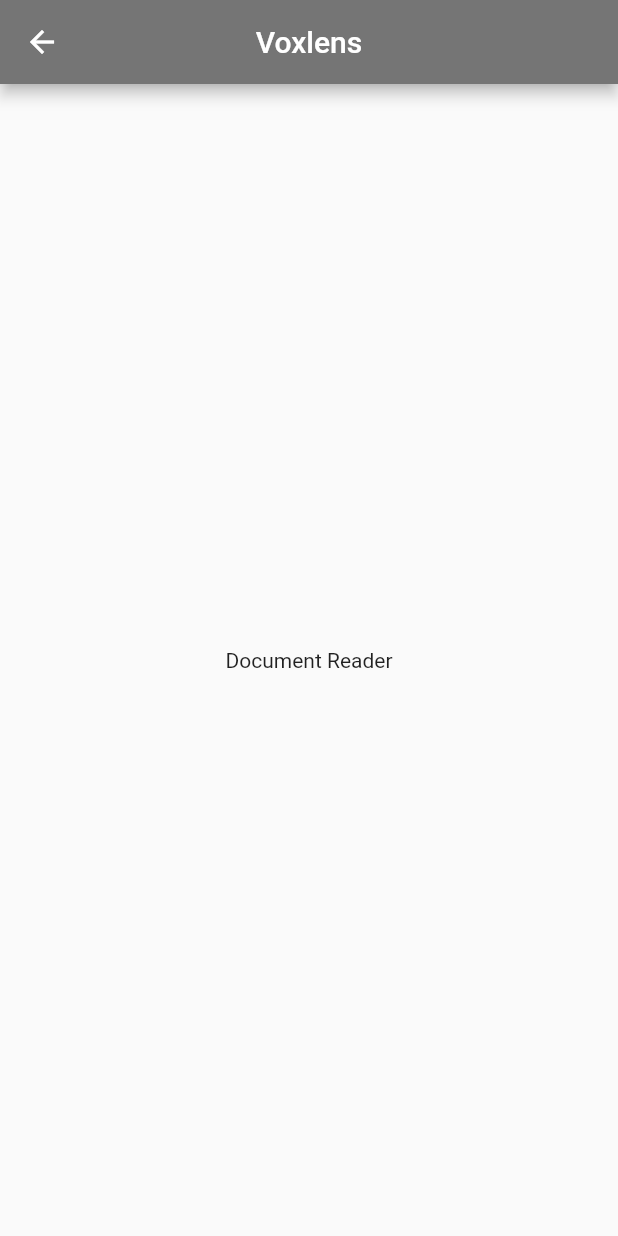
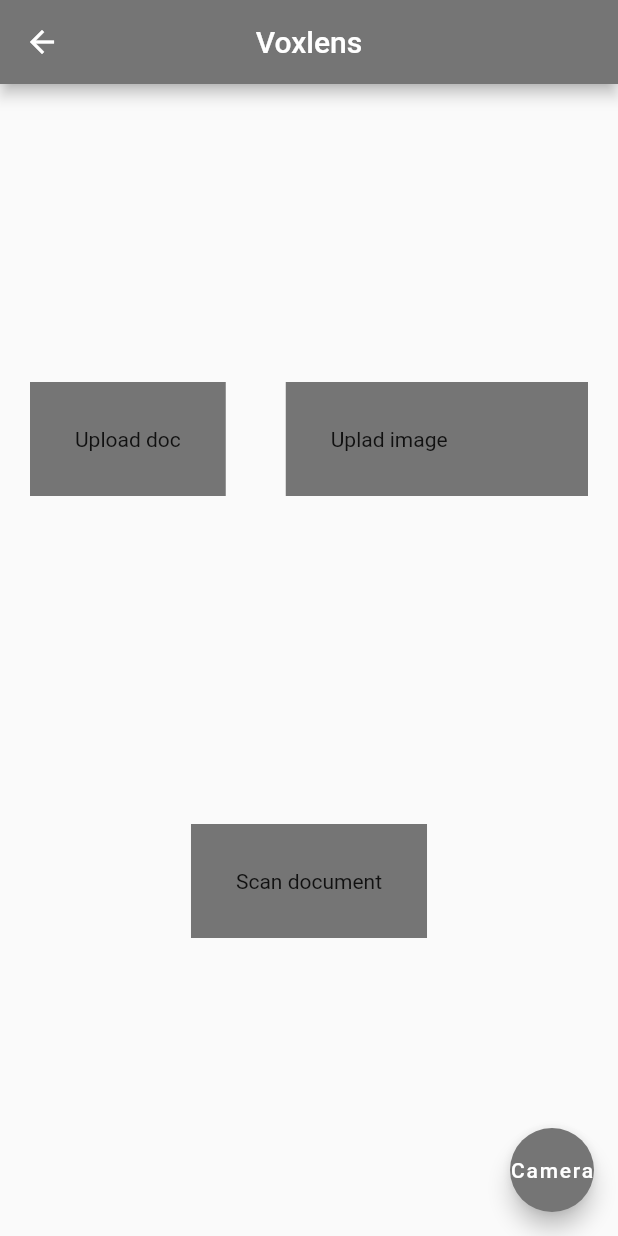
Before and after one commit to aaadddiii/voxlens, a Flutter app: the Doc_Reader screen opened directly, on a phone screen of 412 x 824 dp. Run offline on Flutter 3.47's test engine with Material 2 defaults, Android fonts, the phone set to English and light mode, and no system bars; our stand-ins replace flutter_tts, image_picker; missing offline and left inert: google_ml_kit.

Commit message:
added image to text functionality

```diff
--- a/client/lib/document_reader.dart
+++ b/client/lib/document_reader.dart
@@ -1,8 +1,17 @@
 import 'package:flutter/material.dart';
+import 'package:google_ml_kit/google_ml_kit.dart';
+import 'package:image_picker/image_picker.dart';
 
-class Doc_Reader extends StatelessWidget {
+class Doc_Reader extends StatefulWidget {
   const Doc_Reader({Key? key}) : super(key: key);
 
+  @override
+  State<Doc_Reader> createState() => _Doc_ReaderState();
+}
+
+class _Doc_ReaderState extends State<Doc_Reader> {
+  XFile? imageFile;
+  String scannedText="";
   @override
   Widget build(BuildContext context) {
     return Scaffold(
@@ -11,11 +20,74 @@
         title: Text('Voxlens'),
         centerTitle: true,
       ),
-      body: Center(
-        child: Text(
-          'Document Reader',
-        ),
+      body: Column(
+        mainAxisAlignment: MainAxisAlignment.spaceEvenly,
+        crossAxisAlignment: CrossAxisAlignment.center,
+        children:[
+          Flexible(child: Row(
+            mainAxisAlignment: MainAxisAlignment.center,
+            children: [
+              GestureDetector(
+                onTap: () {
+                  getImage();
+                },
+                child: Expanded(
+                    child: Container(
+                      child: Text('Upload doc'),
+                      padding: EdgeInsets.all(30.0),
+                      margin: EdgeInsets.all(20.0),
+                      color: Colors.grey[600],
+                    )),
+              ),
+              Expanded(child: Container(
+                child: Text('Uplad image'),
+                padding: EdgeInsets.all(30.0),
+                margin: EdgeInsets.all(20.0),
+                color: Colors.grey[600],
+              )),
+            ],
+          ),
+            flex: 2,),
+          Flexible(child: Expanded(child: Container(
+            child: Text('Scan document'),
+            padding: EdgeInsets.all(30.0),
+            margin: EdgeInsets.all(20.0),
+            color: Colors.grey[600],
+          )),
+            flex: 1,)
+        ],),
+      floatingActionButton: FloatingActionButton(
+        child: Text('Camera'),
+        onPressed: () {
+          print('camera');
+        },
+        backgroundColor: Colors.grey[600],
       ),
     );
   }
+
+  void getImage() async{
+    try{
+      final pickedImage = await ImagePicker().pickImage(source: ImageSource.gallery);
+      if(pickedImage != null){
+        imageFile = pickedImage;
+        recognizeText(pickedImage);
+      }
+    } catch(e){
+      print("Error occured");
+    }
+  }
+  void recognizeText(XFile image) async{
+    final inputImage = InputImage.fromFilePath(image.path);
+    final textDetector = GoogleMlKit.vision.textRecognizer();
+    RecognizedText recognizedText = await textDetector.processImage(inputImage);
+    await textDetector.close();
+    scannedText = "";
+    for(TextBlock block in recognizedText.blocks){
+      for(TextLine line in block.lines){
+        scannedText = scannedText + line.text + "\n";
+      }
+    }
+    print(scannedText);
+  }
 }
--- a/client/pubspec.yaml
+++ b/client/pubspec.yaml
@@ -35,6 +35,9 @@
   # Use with the CupertinoIcons class for iOS style icons.
   cupertino_icons: ^1.0.2
   flutter_tts: ^3.4.0
+  google_ml_kit:
+  image_picker:
+  speech_to_text:
 
 dev_dependencies:
   flutter_test:
```
Also changed, not shown: client/lib/voice_rec.dart (added, +16 -0 lines), client/pubspec.lock, 1 other file.
